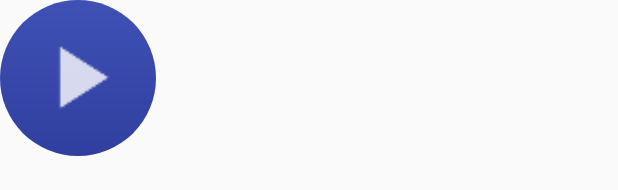
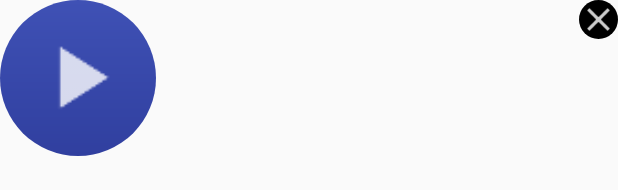
Before and after one commit to EugeneYovbak/PlayerWidget, an Android app: the layout widget_player.xml on its own in the app's theme, with its tools: preview values and no code run, on a phone screen of 412 x 824 dp. Shown: the top 190 px of the screen. Run offline under Robolectric (Android 15) with nearby library versions, the phone set to English and light mode, and no system bars.

Commit message:
added close button to widget

```diff
--- a/app/src/main/java/com/example/perspikyliator/playerwidget/presentation/service/player_widget/PlayerWidgetService.java
+++ b/app/src/main/java/com/example/perspikyliator/playerwidget/presentation/service/player_widget/PlayerWidgetService.java
@@ -24,6 +24,7 @@ import javax.inject.Inject;
 
 import butterknife.BindView;
 import butterknife.ButterKnife;
+import butterknife.OnClick;
 
 public class PlayerWidgetService extends Service implements PlayerWidgetCallback {
 
@@ -51,8 +52,8 @@ public class PlayerWidgetService extends Service implements PlayerWidgetCallback
     private void setFloatingView() {
         final WindowManager.LayoutParams params;
         params = new WindowManager.LayoutParams(
-                WindowManager.LayoutParams.WRAP_CONTENT,
-                WindowManager.LayoutParams.WRAP_CONTENT,
+                (int)getResources().getDimension(R.dimen.player_view_size),
+                (int)getResources().getDimension(R.dimen.player_view_size),
                 android.os.Build.VERSION.SDK_INT >= android.os.Build.VERSION_CODES.O ?
                         WindowManager.LayoutParams.TYPE_APPLICATION_OVERLAY :
                         WindowManager.LayoutParams.TYPE_PHONE,
@@ -124,6 +125,11 @@ public class PlayerWidgetService extends Service implements PlayerWidgetCallback
         mPlayerProgressBar.setVisibility(View.GONE);
     }
 
+    @OnClick(R.id.iv_close)
+    void onCloseClick() {
+        stopSelf();
+    }
+
     @Override
     public void onDestroy() {
         super.onDestroy();
--- /dev/null
+++ b/app/src/main/res/drawable/bg_close.xml
@@ -0,0 +1,5 @@
+<?xml version="1.0" encoding="utf-8"?>
+<shape xmlns:android="http://schemas.android.com/apk/res/android"
+    android:shape="oval">
+    <solid android:color="@color/color_background_black" />
+</shape>
--- a/app/src/main/res/layout/widget_player.xml
+++ b/app/src/main/res/layout/widget_player.xml
@@ -1,5 +1,5 @@
 <?xml version="1.0" encoding="utf-8"?>
-<FrameLayout xmlns:android="http://schemas.android.com/apk/res/android"
+<RelativeLayout xmlns:android="http://schemas.android.com/apk/res/android"
     android:layout_width="wrap_content"
     android:layout_height="wrap_content">
 
@@ -23,4 +23,14 @@
             android:layout_centerInParent="true"
             android:visibility="gone" />
     </RelativeLayout>
-</FrameLayout>
+
+    <ImageView
+        android:id="@+id/iv_close"
+        android:layout_width="@dimen/close_button_size"
+        android:layout_height="@dimen/close_button_size"
+        android:layout_alignParentEnd="true"
+        android:layout_alignParentRight="true"
+        android:layout_alignParentTop="true"
+        android:background="@drawable/bg_close"
+        android:src="@drawable/ic_close" />
+</RelativeLayout>
--- a/app/src/main/res/values/colors.xml
+++ b/app/src/main/res/values/colors.xml
@@ -5,6 +5,7 @@
     <color name="colorAccent">#FF4081</color>
 
     <color name="color_background">#ffffff</color>
+    <color name="color_background_black">#000000</color>
 
     <color name="color_text_white">#e6eef4</color>
 </resources>
--- a/app/src/main/res/values/dimens.xml
+++ b/app/src/main/res/values/dimens.xml
@@ -3,6 +3,7 @@
     <dimen name="main_padding">@dimen/_13sdp</dimen>
     <dimen name="toolbar_height">@dimen/_47sdp</dimen>
     <dimen name="player_view_size">@dimen/_80sdp</dimen>
+    <dimen name="close_button_size">@dimen/_20sdp</dimen>
 
     <!--Text Size dimens-->
     <dimen name="text_size_toolbar_title">@dimen/_16sdp</dimen>
```
Also changed, not shown: app/src/main/res/drawable-hdpi/ic_close.png (added), app/src/main/res/drawable-mdpi/ic_close.png (added), app/src/main/res/drawable-xhdpi/ic_close.png (added), app/src/main/res/drawable-xxhdpi/ic_close.png (added). Lines whose indentation alone changed are shown as unchanged.
